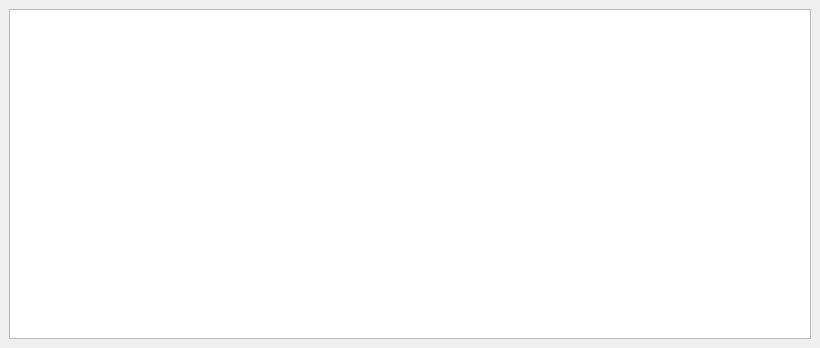
Old version of the form playground/src/modules/level_inspector/ui/levelinspector.ui in the repository cyberegoorg/cetech.
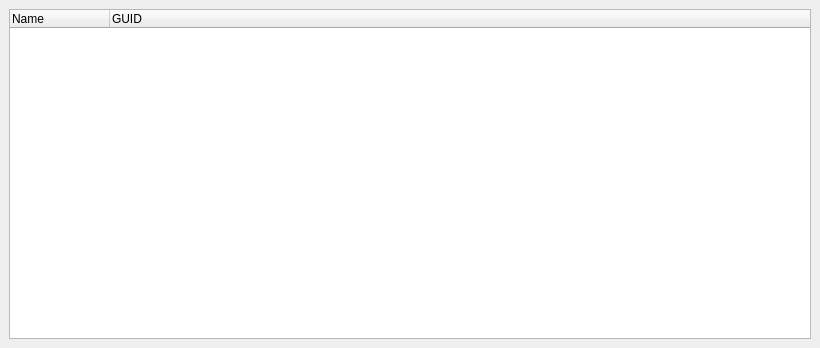
New version of the form.

Patch:
```diff
--- a/playground/src/modules/level_inspector/ui/levelinspector.ui
+++ b/playground/src/modules/level_inspector/ui/levelinspector.ui
@@ -22,7 +22,21 @@
   <widget class="QWidget" name="centralwidget">
    <layout class="QHBoxLayout" name="horizontalLayout">
     <item>
-     <widget class="QTreeView" name="entities_tree"/>
+     <widget class="QTreeWidget" name="entities_tree">
+      <property name="editTriggers">
+       <set>QAbstractItemView::NoEditTriggers</set>
+      </property>
+      <column>
+       <property name="text">
+        <string>Name</string>
+       </property>
+      </column>
+      <column>
+       <property name="text">
+        <string>GUID</string>
+       </property>
+      </column>
+     </widget>
     </item>
    </layout>
   </widget>
```
Left out of the diff: 23 changed lines with no effect on the pictures.
